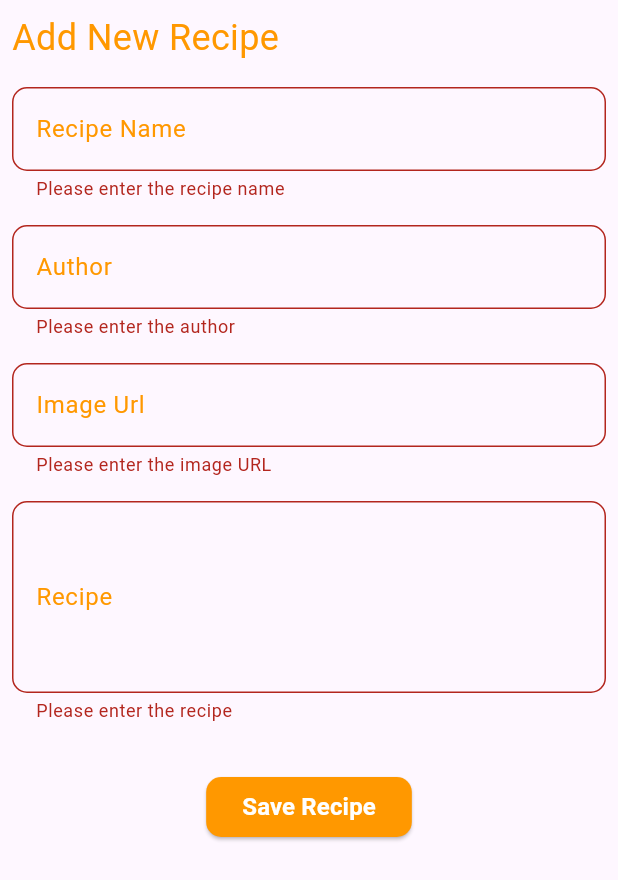
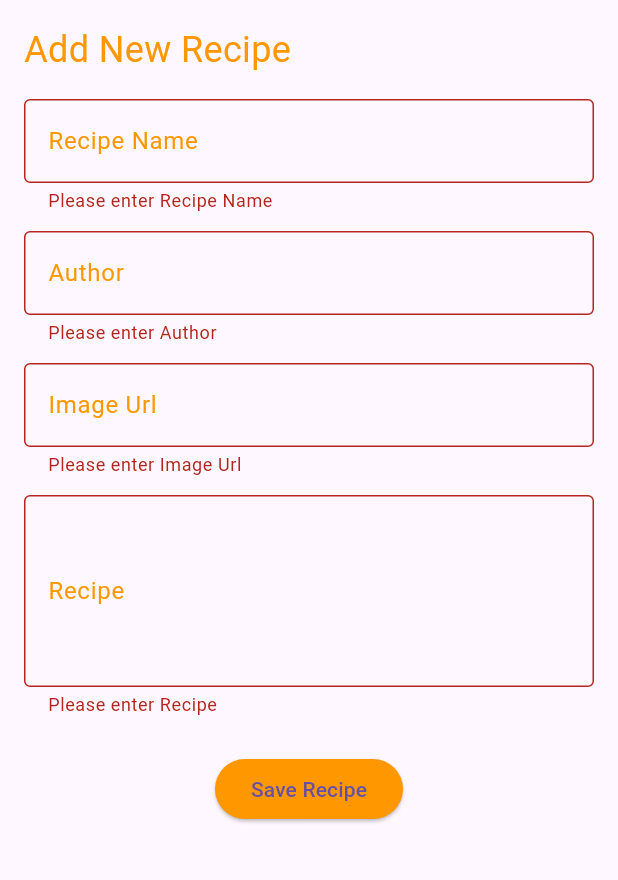
Before and after one commit to Carolina9503/recipe-book-flutter, a Flutter app: the ReciperForm widget shown alone on an empty page, opened directly, after a tap on "Save Recipe", on a phone screen of 412 x 824 dp. Shown: the top 880 px of the screen. Run offline on Flutter 3.47's test engine with Material 3 defaults, Android fonts, the phone set to English and light mode, and no system bars; generated files the repository leaves out were written again; network calls fail; Roboto replaces fonts that are missing (Quicksand).

Commit message:
Fix to add new recipe into home

```diff
--- a/lib/main.dart
+++ b/lib/main.dart
@@ -37,7 +37,7 @@ class RecipeBook extends StatelessWidget {
   @override
   Widget build(BuildContext context) {
     return DefaultTabController(
-      length: 4,
+      length: 2,
       child: Scaffold(
         appBar: AppBar(
           backgroundColor: Colors.orange,
--- a/lib/providers/recipes_provider.dart
+++ b/lib/providers/recipes_provider.dart
@@ -38,14 +38,18 @@ class RecipesProvider extends ChangeNotifier {
     }
   }
 
+  Future<void> addRecipe(Recipe recipe) async {
+    recipes.add(recipe);
+    notifyListeners();
+  }
+
   Future<void> toggleFavoritesStatus(Recipe recipe) async {
     final isFavorite = favoriteRecipe.contains(recipe);
     try {
       final url = Uri.parse('http://10.0.2.2:12346/favorites');
-      final response =
-          isFavorite
-              ? await http.delete(url, body: json.encode({"id": recipe.id}))
-              : await http.post(url, body: json.encode(recipe.toJson()));
+      final response = isFavorite
+          ? await http.delete(url, body: json.encode({"id": recipe.id}))
+          : await http.post(url, body: json.encode(recipe.toJson()));
 
       if (response.statusCode == 200) {
         if (isFavorite) {
--- a/lib/screens/home_screen.dart
+++ b/lib/screens/home_screen.dart
@@ -1,5 +1,6 @@
 import 'package:flutter/material.dart';
 import 'package:provider/provider.dart';
+import 'package:recipe_book/models/recipe_model.dart';
 import 'package:recipe_book/providers/recipes_provider.dart';
 import 'package:recipe_book/screens/recipe_detail.dart';
 import 'package:flutter_gen/gen_l10n/app_localizations.dart';
@@ -45,11 +46,28 @@ class HomeScreen extends StatelessWidget {
   Future<void> _showBottom(BuildContext context) {
     return showModalBottomSheet(
       context: context,
-      builder: (contexto) => Container(
-        width: MediaQuery.of(context).size.width,
-        height: 500,
+      isScrollControlled: true,
+      backgroundColor: Colors.transparent,
+      builder: (context) => DraggableScrollableSheet(
+        expand: false,
+        builder: (context, scrollController) {
+          return Container(
+            decoration: const BoxDecoration(
               color: Colors.white,
+              borderRadius: BorderRadius.vertical(top: Radius.circular(20)),
+            ),
+            padding: EdgeInsets.only(
+              bottom: MediaQuery.of(context).viewInsets.bottom + 16,
+              top: 16,
+              left: 16,
+              right: 16,
+            ),
+            child: SingleChildScrollView(
+              controller: scrollController,
               child: ReciperForm(),
+            ),
+          );
+        },
       ),
     );
   }
@@ -119,10 +137,11 @@ class ReciperForm extends StatefulWidget {
 }
 
 class _ReciperFormState extends State<ReciperForm> {
-  final TextEditingController _recipeName = TextEditingController();
-  final TextEditingController _recipeAuthor = TextEditingController();
-  final TextEditingController _recipeImage = TextEditingController();
-  final TextEditingController _recipeDescription = TextEditingController();
+  final _formKey = GlobalKey<FormState>();
+  final _recipeName = TextEditingController();
+  final _recipeAuthor = TextEditingController();
+  final _recipeImage = TextEditingController();
+  final _recipeDescription = TextEditingController();
 
   @override
   void dispose() {
@@ -135,60 +154,12 @@ class _ReciperFormState extends State<ReciperForm> {
 
   @override
   Widget build(BuildContext context) {
-    final _formKey = GlobalKey<FormState>();
-
-    final fields = [
-      {
-        'label': 'Recipe Name',
-        'maxLines': 1,
-        'controller': _recipeName,
-        'validator': (String? value) {
-          if (value == null || value.isEmpty) {
-            return 'Please enter the recipe name';
-          }
-          return null;
-        },
-      },
-      {
-        'label': 'Author',
-        'maxLines': 1,
-        'controller': _recipeAuthor,
-        'validator': (String? value) {
-          if (value == null || value.isEmpty) {
-            return 'Please enter the author';
-          }
-          return null;
-        },
-      },
-      {
-        'label': 'Image Url',
-        'maxLines': 1,
-        'controller': _recipeImage,
-        'validator': (String? value) {
-          if (value == null || value.isEmpty) {
-            return 'Please enter the image URL';
-          }
-          return null;
-        },
-      },
-      {
-        'label': 'Recipe',
-        'maxLines': 4,
-        'controller': _recipeDescription,
-        'validator': (String? value) {
-          if (value == null || value.isEmpty) {
-            return 'Please enter the recipe';
-          }
-          return null;
-        },
-      },
-    ];
-
     return Padding(
-      padding: const EdgeInsets.all(8),
+      padding: const EdgeInsets.all(16),
       child: Form(
         key: _formKey,
         child: Column(
+          mainAxisSize: MainAxisSize.min, // ¡IMPORTANTE!
           crossAxisAlignment: CrossAxisAlignment.start,
           children: [
             const Text(
@@ -196,67 +167,58 @@ class _ReciperFormState extends State<ReciperForm> {
               style: TextStyle(color: Colors.orange, fontSize: 24),
             ),
             const SizedBox(height: 16),
-            ...fields.map(
-              (field) => Column(
-                children: [
-                  _buildTextField(
-                    label: field['label'] as String,
-                    controller: field['controller'] as TextEditingController,
-                    validator: field['validator'] as String? Function(String?),
-                    maxLines: field['maxLines'] as int,
-                  ),
-                  const SizedBox(height: 16),
-                ],
-              ),
-            ),
-            SizedBox(height: 16),
+            _buildTextField("Recipe Name", _recipeName),
+            const SizedBox(height: 12),
+            _buildTextField("Author", _recipeAuthor),
+            const SizedBox(height: 12),
+            _buildTextField("Image Url", _recipeImage),
+            const SizedBox(height: 12),
+            _buildTextField("Recipe", _recipeDescription, maxLines: 4),
+            const SizedBox(height: 24),
             Center(
               child: ElevatedButton(
-                onPressed: () => {
-                  if (_formKey.currentState!.validate())
-                    {Navigator.pop(context)},
+                onPressed: () {
+                  if (_formKey.currentState!.validate()) {
+                    final newRecipe = Recipe(
+                      id: DateTime.now()
+                          .millisecondsSinceEpoch, // ID único temporal
+                      name: _recipeName.text,
+                      author: _recipeAuthor.text,
+                      image_link: _recipeImage.text,
+                      recipe: _recipeDescription.text
+                          .split('\n'), // ✅ ahora es List<String>
+                    );
+
+                    Provider.of<RecipesProvider>(context, listen: false)
+                        .addRecipe(newRecipe);
+
+                    Navigator.pop(context);
+                  }
                 },
                 style: ElevatedButton.styleFrom(
                   backgroundColor: Colors.orange,
-                  shape: RoundedRectangleBorder(
-                    borderRadius: BorderRadius.circular(10),
                 ),
+                child: const Text('Save Recipe'),
               ),
-                child: Text(
-                  'Save Recipe',
-                  style: TextStyle(
-                    color: Colors.white,
-                    fontSize: 16,
-                    fontWeight: FontWeight.bold,
-                  ),
-                ),
-              ),
-            ),
+            )
           ],
         ),
       ),
     );
   }
-}
 
-Widget _buildTextField({
-  required String label,
-  required TextEditingController controller,
-  required String? Function(String?) validator,
-  int maxLines = 1,
-}) {
+  Widget _buildTextField(String label, TextEditingController controller,
+      {int maxLines = 1}) {
     return TextFormField(
       controller: controller,
-    validator: validator,
       maxLines: maxLines,
       decoration: InputDecoration(
         labelText: label,
+        border: OutlineInputBorder(),
         labelStyle: TextStyle(fontFamily: 'Quicksand', color: Colors.orange),
-      border: OutlineInputBorder(borderRadius: BorderRadius.circular(10)),
-      focusedBorder: OutlineInputBorder(
-        borderSide: BorderSide(color: Colors.orange, width: 1),
-        borderRadius: BorderRadius.circular(10),
       ),
-    ),
+      validator: (value) =>
+          (value == null || value.isEmpty) ? 'Please enter $label' : null,
     );
   }
+}
```
Lines whose indentation alone changed are shown as unchanged.
